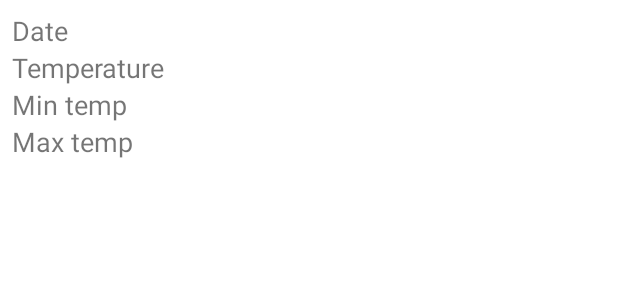
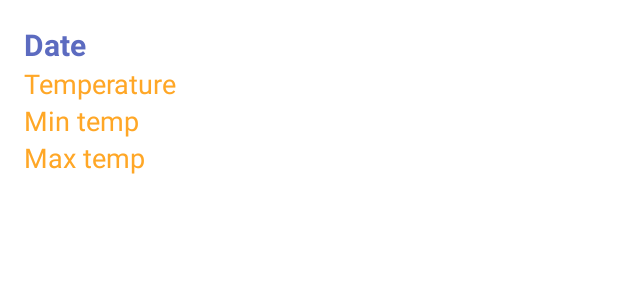
Before and after one commit to tom-laplace/SDVB3_ClearSky, an Android app: the layout forecast_item.xml on its own in the app's theme, with its tools: preview values and no code run, on a phone screen of 412 x 824 dp. Shown: the top 300 px of the screen. Run offline under Robolectric (Android 15) with nearby library versions, the phone set to English and light mode, and no system bars.

Commit message:
UI degueulasse

```diff
--- a/app/src/main/res/layout/forecast_item.xml
+++ b/app/src/main/res/layout/forecast_item.xml
@@ -3,14 +3,16 @@
     xmlns:app="http://schemas.android.com/apk/res-auto"
     android:layout_width="match_parent"
     android:layout_height="wrap_content"
-    android:padding="8dp">
+    android:padding="16dp">
 
     <TextView
         android:id="@+id/textViewDate"
         android:layout_width="wrap_content"
         android:layout_height="wrap_content"
         android:text="Date"
-        android:textSize="18sp"
+        android:textSize="20sp"
+        android:textColor="@color/primary"
+        android:textStyle="bold"
         app:layout_constraintStart_toStartOf="parent"
         app:layout_constraintTop_toTopOf="parent" />
 
@@ -20,6 +22,7 @@
         android:layout_height="wrap_content"
         android:text="Temperature"
         android:textSize="18sp"
+        android:textColor="@color/secondary"
         app:layout_constraintStart_toStartOf="parent"
         app:layout_constraintTop_toBottomOf="@+id/textViewDate" />
 
@@ -29,6 +32,7 @@
         android:layout_height="wrap_content"
         android:text="Min temp"
         android:textSize="18sp"
+        android:textColor="@color/secondary"
         app:layout_constraintStart_toStartOf="parent"
         app:layout_constraintTop_toBottomOf="@+id/textViewTemperature" />
 
@@ -38,14 +42,18 @@
         android:layout_height="wrap_content"
         android:text="Max temp"
         android:textSize="18sp"
+        android:textColor="@color/secondary"
         app:layout_constraintStart_toStartOf="parent"
         app:layout_constraintTop_toBottomOf="@+id/textViewMinTemperature" />
 
     <ImageView
         android:id="@+id/imageViewWeatherIcon"
-        android:layout_width="48dp"
-        android:layout_height="48dp"
-        app:layout_constraintStart_toStartOf="parent"
+        android:layout_width="64dp"
+        android:layout_height="64dp"
+        android:layout_marginStart="16dp"
+        app:layout_constraintBottom_toBottomOf="parent"
+        app:layout_constraintEnd_toEndOf="parent"
+        app:layout_constraintStart_toEndOf="@+id/textViewDate"
         app:layout_constraintTop_toTopOf="parent" />
 
 </androidx.constraintlayout.widget.ConstraintLayout>
--- a/app/src/main/res/values-night/themes.xml
+++ b/app/src/main/res/values-night/themes.xml
@@ -2,15 +2,18 @@
     <!-- Base application theme. -->
     <style name="Theme.ClearSky" parent="Theme.MaterialComponents.DayNight.DarkActionBar">
         <!-- Primary brand color. -->
-        <item name="colorPrimary">@color/purple_200</item>
-        <item name="colorPrimaryVariant">@color/purple_700</item>
-        <item name="colorOnPrimary">@color/black</item>
+        <item name="colorPrimary">@color/primary</item>
+        <item name="colorPrimaryVariant">@color/primary_variant</item>
+        <item name="colorOnPrimary">@color/on_primary</item>
         <!-- Secondary brand color. -->
-        <item name="colorSecondary">@color/teal_200</item>
-        <item name="colorSecondaryVariant">@color/teal_200</item>
-        <item name="colorOnSecondary">@color/black</item>
+        <item name="colorSecondary">@color/secondary</item>
+        <item name="colorSecondaryVariant">@color/secondary_variant</item>
+        <item name="colorOnSecondary">@color/on_secondary</item>
         <!-- Status bar color. -->
-        <item name="android:statusBarColor">?attr/colorPrimaryVariant</item>
+        <item name="android:statusBarColor" tools:targetApi="l">?attr/colorPrimaryVariant</item>
         <!-- Customize your theme here. -->
     </style>
+
+    <style name="Theme.ClearSky.AppBarOverlay" parent="ThemeOverlay.AppCompat.Dark.ActionBar" />
+    <style name="Theme.ClearSky.PopupOverlay" parent="ThemeOverlay.AppCompat.Light" />
 </resources>
--- a/app/src/main/res/values/colors.xml
+++ b/app/src/main/res/values/colors.xml
@@ -1,10 +1,9 @@
 <?xml version="1.0" encoding="utf-8"?>
 <resources>
-    <color name="purple_200">#FFBB86FC</color>
-    <color name="purple_500">#FF6200EE</color>
-    <color name="purple_700">#FF3700B3</color>
-    <color name="teal_200">#FF03DAC5</color>
-    <color name="teal_700">#FF018786</color>
-    <color name="black">#FF000000</color>
-    <color name="white">#FFFFFFFF</color>
+    <color name="primary">#5C6BC0</color>
+    <color name="primary_variant">#3F51B5</color>
+    <color name="on_primary">#FFFFFF</color>
+    <color name="secondary">#FFA726</color>
+    <color name="secondary_variant">#FF9800</color>
+    <color name="on_secondary">#000000</color>
 </resources>
--- a/app/src/main/res/values/themes.xml
+++ b/app/src/main/res/values/themes.xml
@@ -2,24 +2,18 @@
     <!-- Base application theme. -->
     <style name="Theme.ClearSky" parent="Theme.MaterialComponents.DayNight.DarkActionBar">
         <!-- Primary brand color. -->
-        <item name="colorPrimary">@color/purple_500</item>
-        <item name="colorPrimaryVariant">@color/purple_700</item>
-        <item name="colorOnPrimary">@color/white</item>
+        <item name="colorPrimary">@color/primary</item>
+        <item name="colorPrimaryVariant">@color/primary_variant</item>
+        <item name="colorOnPrimary">@color/on_primary</item>
         <!-- Secondary brand color. -->
-        <item name="colorSecondary">@color/teal_200</item>
-        <item name="colorSecondaryVariant">@color/teal_700</item>
-        <item name="colorOnSecondary">@color/black</item>
+        <item name="colorSecondary">@color/secondary</item>
+        <item name="colorSecondaryVariant">@color/secondary_variant</item>
+        <item name="colorOnSecondary">@color/on_secondary</item>
         <!-- Status bar color. -->
-        <item name="android:statusBarColor">?attr/colorPrimaryVariant</item>
+        <item name="android:statusBarColor" tools:targetApi="l">?attr/colorPrimaryVariant</item>
         <!-- Customize your theme here. -->
     </style>
 
-    <style name="Theme.ClearSky.NoActionBar">
-        <item name="windowActionBar">false</item>
-        <item name="windowNoTitle">true</item>
-    </style>
-
     <style name="Theme.ClearSky.AppBarOverlay" parent="ThemeOverlay.AppCompat.Dark.ActionBar" />
-
     <style name="Theme.ClearSky.PopupOverlay" parent="ThemeOverlay.AppCompat.Light" />
 </resources>
```
Also changed, not shown: app/src/main/java/com/example/clearsky/view/MainActivity.kt (+4 -5 lines), app/src/main/java/com/example/clearsky/view/fragments/FirstFragment.kt (deleted, +0 -45 lines), app/src/main/java/com/example/clearsky/view/fragments/SecondFragment.kt (deleted, +0 -45 lines), app/src/main/res/layout/content_main.xml (+18 -12 lines), app/src/main/res/layout/fragment_first.xml (deleted, +0 -28 lines), app/src/main/res/layout/fragment_second.xml (deleted, +0 -27 lines).
